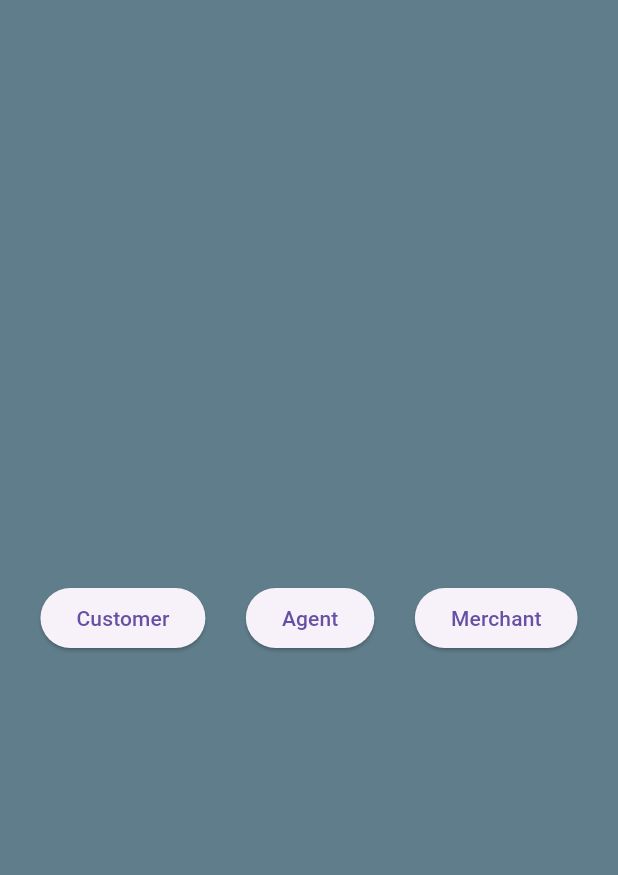
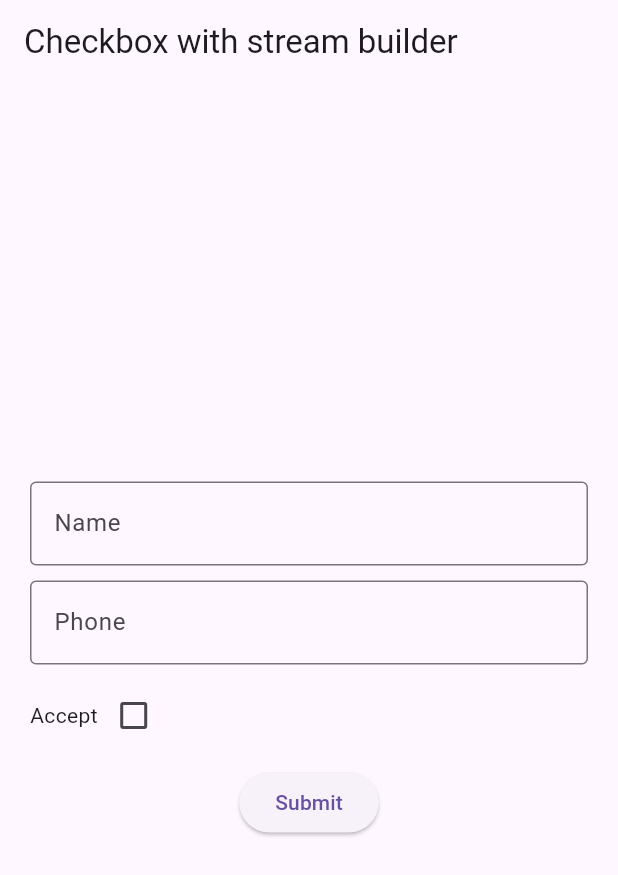
Before and after one commit to chaitanya40011/assignment_5, a Flutter app: the screen it shows after launch, on a phone screen of 412 x 824 dp. Shown: the top 875 px of the screen. Run offline on Flutter 3.47's test engine with Material 3 defaults, Android fonts, the phone set to English and light mode, and no system bars.

```diff
--- a/lib/main.dart
+++ b/lib/main.dart
@@ -1,50 +1,92 @@
+
+
+import 'dart:async';
+
 import 'package:flutter/material.dart';
 
 void main() {
   runApp(const MyApp());
 }
 
-class MyApp extends StatefulWidget {
-  const MyApp({super.key});
+class MyApp extends StatelessWidget {
+  const MyApp({Key? key}) : super(key: key);
+
+  // This widget is the root of your application.
+  @override
+  Widget build(BuildContext context) {
+    return const MaterialApp(
+      home: CheckBox(),
+    );
+  }
+}
+
+class CheckBox extends StatefulWidget {
+
+  const CheckBox({Key? key}) : super(key: key);
 
   @override
-  State<MyApp> createState() => MyAppState();
+  State<CheckBox> createState() => _MyFormState();
 }
 
-class MyAppState extends State<MyApp> {
-  Color backgroundColor = Colors.blueGrey;
+class _MyFormState extends State<CheckBox> {
 
-  void changeColor(Color color) {
-    setState(() {
-      backgroundColor = color;
-    });
+  final StreamController<bool> _checkBoxController = StreamController();
+  Stream<bool> get _checkBoxStream => _checkBoxController.stream;
+
+  @override
+  void dispose() {
+    _checkBoxController.close();
+    super.dispose();
   }
 
   @override
   Widget build(BuildContext context) {
-    return MaterialApp(
-      home: Scaffold(
-          backgroundColor: backgroundColor,
+    return Scaffold(
+      appBar: AppBar(
+        title: const Text("Checkbox with stream builder"),
+      ),
+      body: Padding(
+        padding: const EdgeInsets.all(20),
+        child:  Column(
+          mainAxisAlignment: MainAxisAlignment.center,
+          children: <Widget>[
 
-        body: Center(
-        child: Row(
-          mainAxisAlignment: MainAxisAlignment.spaceEvenly,
-          children: [
-            ElevatedButton(
-              onPressed: () => changeColor(Colors.white),
-              child: const Text('Customer'),
+            const TextField(
+              decoration: InputDecoration(
+                border: OutlineInputBorder(),
+                labelText: "Name",
+              ),
             ),
-            ElevatedButton(
-              onPressed: () => changeColor(Colors.redAccent),
-              child: const Text('Agent'),
+            const SizedBox(height: 10,),
+            const TextField(
+              decoration: InputDecoration(
+                border: OutlineInputBorder(),
+                labelText: "Phone",
+              ),
             ),
-            ElevatedButton(
-              onPressed: () => changeColor(Colors.green),
-              child: const Text('Merchant'),
+            const SizedBox(height: 10,),
+            Row(
+              mainAxisAlignment: MainAxisAlignment.start,
+              children: [
+                const Text("Accept"),
+                StreamBuilder(
+                    stream: _checkBoxStream,
+                    initialData: false,
+                    builder: (BuildContext context, AsyncSnapshot<bool> snapshot ){
+                      return Checkbox(
+                          value: snapshot.data,
+                          onChanged: (changedValue){
+                            _checkBoxController.sink.add(changedValue!);
+                          }
+                      );
+                    }),
+              ],
             ),
+            const SizedBox(height: 10,),
+            ElevatedButton(onPressed: (){},
+                child: const Text("Submit"))
           ],
         ),
-      ),
       ),
     );
   }
```
